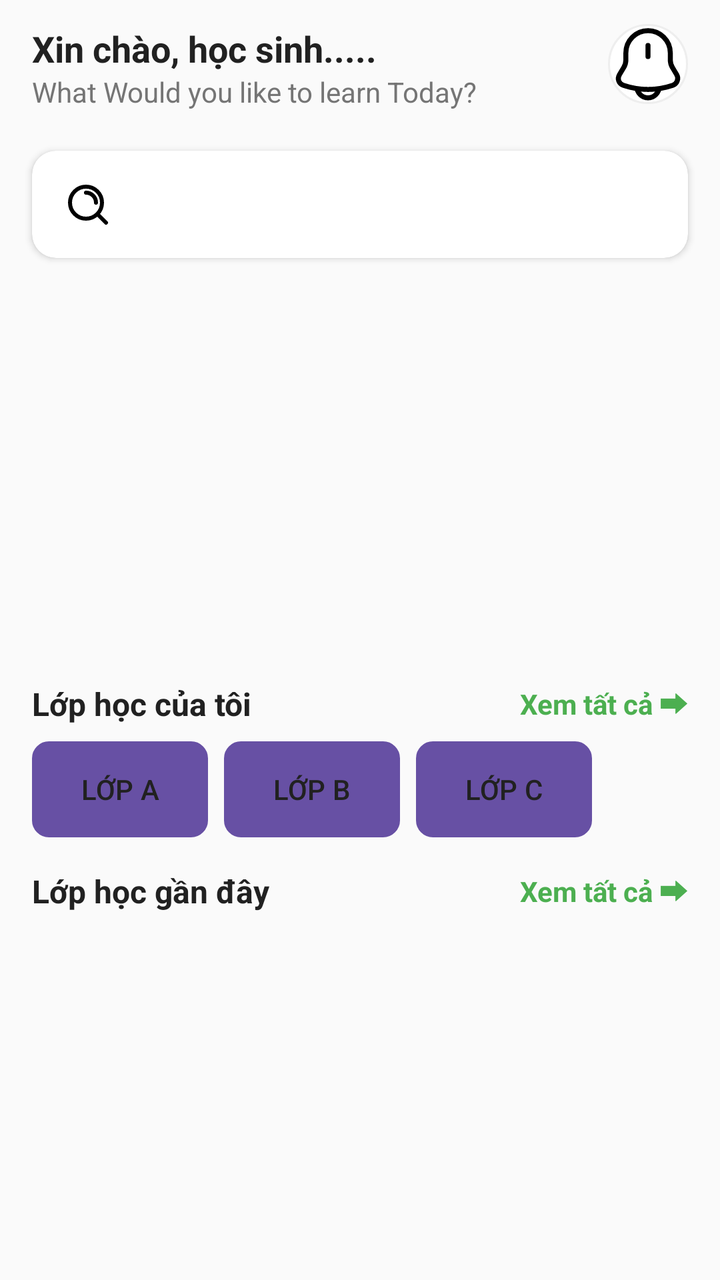
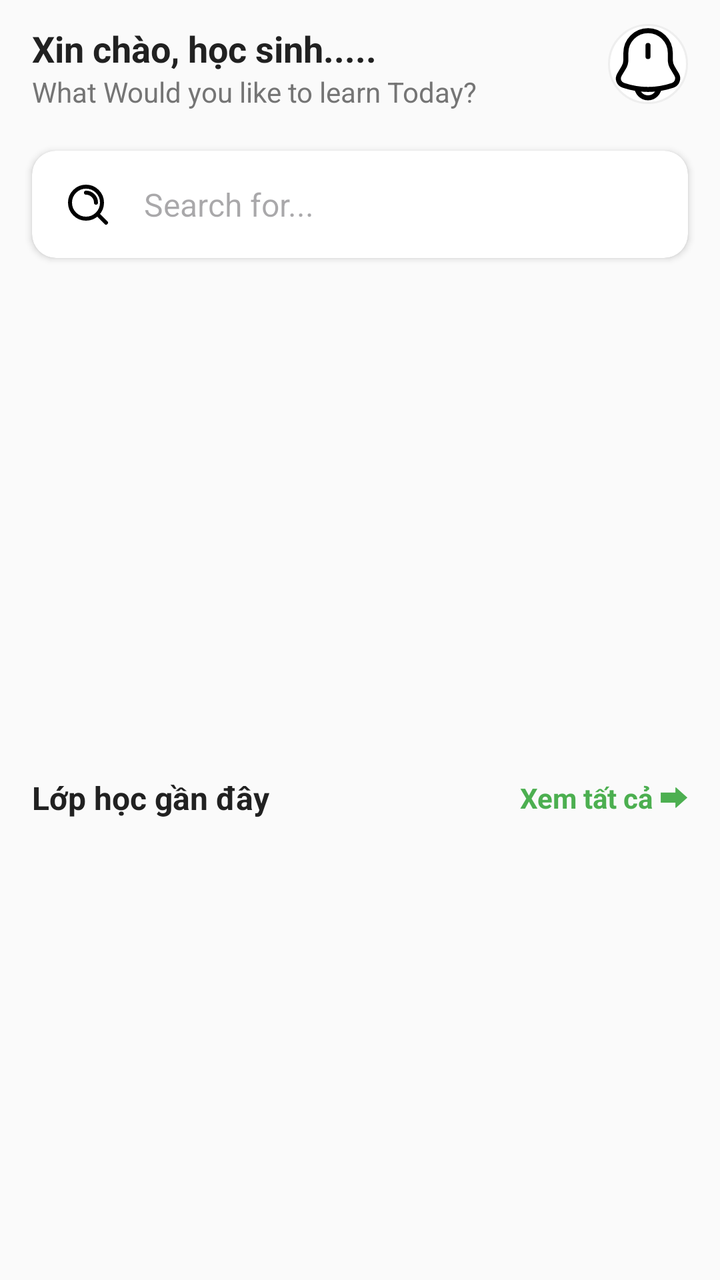

Screens rendered from an Android XML layout before and after an edit, with the pre-edit source and the edit as a unified diff.
<!-- AndroidManifest.xml: application theme Theme.Apphoctap -->
<!-- res/layout/fragment_dashboard_student.xml -->
<?xml version="1.0" encoding="utf-8"?>

<androidx.constraintlayout.widget.ConstraintLayout xmlns:android="http://schemas.android.com/apk/res/android"
    xmlns:app="http://schemas.android.com/apk/res-auto"
    xmlns:tools="http://schemas.android.com/tools"
    android:layout_width="match_parent"
    android:layout_height="match_parent"
    android:background="@color/background"
    tools:context=".view.student.home.HomeFragment"
    >

    
    <androidx.constraintlayout.widget.ConstraintLayout
        android:id="@+id/topBar"
        android:layout_width="match_parent"
        android:layout_height="wrap_content"
        android:paddingHorizontal="16dp"
        android:paddingVertical="12dp"
        app:layout_constraintTop_toTopOf="parent">

        <TextView
            android:id="@+id/tvGreeting"
            android:layout_width="0dp"
            android:layout_height="wrap_content"
            android:text="Xin chào, học sinh....."
            android:textColor="@color/text_primary"
            android:textSize="18sp"
            android:textStyle="bold"
            app:layout_constraintEnd_toStartOf="@+id/btnNotification"
            app:layout_constraintStart_toStartOf="parent"
            app:layout_constraintTop_toTopOf="parent" />

        <TextView
            android:id="@+id/tvSubGreeting"
            android:layout_width="0dp"
            android:layout_height="wrap_content"
            android:text="What Would you like to learn Today?"
            android:textColor="@color/text_secondary"
            android:textSize="14sp"
            app:layout_constraintEnd_toStartOf="@+id/btnNotification"
            app:layout_constraintStart_toStartOf="parent"
            app:layout_constraintTop_toBottomOf="@+id/tvGreeting" />

        <ImageButton
            android:id="@+id/btnNotification"
            android:layout_width="40dp"
            android:layout_height="40dp"
            android:background="@drawable/circle_button_background"
            android:contentDescription="Notifications"
            android:src="@drawable/ic_notification"
            app:layout_constraintEnd_toEndOf="parent"
            app:layout_constraintTop_toTopOf="parent"
            app:tint="@color/black"
            tools:ignore="TouchTargetSizeCheck" />

    </androidx.constraintlayout.widget.ConstraintLayout>

    
    <androidx.cardview.widget.CardView
        android:id="@+id/searchBar"
        android:layout_width="match_parent"
        android:layout_height="wrap_content"
        android:layout_marginHorizontal="16dp"
        android:layout_marginTop="8dp"
        app:cardCornerRadius="12dp"
        app:cardElevation="2dp"
        app:layout_constraintTop_toBottomOf="@id/topBar">

        <androidx.constraintlayout.widget.ConstraintLayout
            android:layout_width="match_parent"
            android:layout_height="wrap_content"
            android:padding="8dp">

            <ImageView
                android:id="@+id/ivSearch"
                android:layout_width="24dp"
                android:layout_height="24dp"
                android:layout_marginStart="8dp"
                android:src="@drawable/ic_search"
                app:layout_constraintBottom_toBottomOf="parent"
                app:layout_constraintStart_toStartOf="parent"
                app:layout_constraintTop_toTopOf="parent" />

            <EditText
                android:id="@+id/etSearch"
                android:layout_width="0dp"
                android:layout_height="wrap_content"
                android:layout_marginStart="8dp"
                android:background="@null"
                android:hint="Search for..."
                android:importantForAutofill="no"
                android:inputType="text"
                android:padding="8dp"
                android:textSize="16sp"
                app:layout_constraintBottom_toBottomOf="parent"
                app:layout_constraintEnd_toStartOf="parent"
                app:layout_constraintStart_toEndOf="@+id/ivSearch"
                app:layout_constraintTop_toTopOf="parent" />

        </androidx.constraintlayout.widget.ConstraintLayout>
    </androidx.cardview.widget.CardView>

    
    <androidx.viewpager2.widget.ViewPager2
        android:id="@+id/promotionSlider"
        android:layout_width="match_parent"
        android:layout_height="180dp"
        android:layout_marginHorizontal="16dp"
        android:layout_marginTop="16dp"
        app:layout_constraintTop_toBottomOf="@id/searchBar" />

    <com.google.android.material.tabs.TabLayout
        android:id="@+id/sliderIndicator"
        android:layout_width="wrap_content"
        android:layout_height="10dp"
        android:background="@android:color/transparent"
        app:tabBackground="@drawable/tab_selector"
        app:tabGravity="center"
        app:tabIndicatorHeight="0dp"
        app:tabMaxWidth="10dp"
        app:tabMinWidth="10dp"
        app:layout_constraintBottom_toBottomOf="@id/promotionSlider"
        app:layout_constraintEnd_toEndOf="parent"
        app:layout_constraintStart_toStartOf="parent" />

    <androidx.constraintlayout.widget.ConstraintLayout
        android:id="@+id/myClassesSection"
        android:layout_width="match_parent"
        android:layout_height="wrap_content"
        android:layout_marginTop="16dp"
        android:paddingHorizontal="16dp"
        app:layout_constraintTop_toBottomOf="@id/promotionSlider">

        <TextView
            android:id="@+id/tvMyClasses"
            android:layout_width="wrap_content"
            android:layout_height="wrap_content"
            android:text="Lớp học của tôi"
            android:textColor="@color/text_primary"
            android:textSize="16sp"
            android:textStyle="bold"
            app:layout_constraintStart_toStartOf="parent"
            app:layout_constraintTop_toTopOf="parent" />

        <TextView
            android:id="@+id/tvSeeAll"
            android:layout_width="wrap_content"
            android:layout_height="wrap_content"
            android:text="Xem tất cả ⮕"
            android:textColor="@color/primary"
            android:textSize="14sp"
            android:textStyle="bold"
            app:layout_constraintEnd_toEndOf="parent"
            app:layout_constraintTop_toTopOf="parent" />

        <HorizontalScrollView
            android:id="@+id/myClassesScroll"
            android:layout_width="match_parent"
            android:layout_height="wrap_content"
            android:layout_marginTop="8dp"
            android:scrollbars="none"
            app:layout_constraintTop_toBottomOf="@id/tvMyClasses">

            <LinearLayout
                android:layout_width="wrap_content"
                android:layout_height="wrap_content"
                android:orientation="horizontal">

                <Button
                    android:id="@+id/btnClassA"
                    android:layout_width="wrap_content"
                    android:layout_height="wrap_content"
                    android:layout_marginEnd="8dp"
                    android:background="@drawable/button_outline_background"
                    android:text="LỚP A"
                    android:textColor="@color/text_primary" />

                <Button
                    android:id="@+id/btnClassB"
                    android:layout_width="wrap_content"
                    android:layout_height="wrap_content"
                    android:layout_marginEnd="8dp"
                    android:background="@drawable/button_outline_background"
                    android:text="LỚP B"
                    android:textColor="@color/text_primary" />

                <Button
                    android:id="@+id/btnClassC"
                    android:layout_width="wrap_content"
                    android:layout_height="wrap_content"
                    android:background="@drawable/button_outline_background"
                    android:text="LỚP C"
                    android:textColor="@color/text_primary" />

            </LinearLayout>
        </HorizontalScrollView>

    </androidx.constraintlayout.widget.ConstraintLayout>

    
    <androidx.constraintlayout.widget.ConstraintLayout
        android:id="@+id/nearbyClassesSection"
        android:layout_width="match_parent"
        android:layout_height="wrap_content"
        android:layout_marginTop="16dp"
        android:paddingHorizontal="16dp"
        app:layout_constraintTop_toBottomOf="@id/myClassesSection">

        <TextView
            android:id="@+id/tvNearbyClasses"
            android:layout_width="wrap_content"
            android:layout_height="wrap_content"
            android:text="Lớp học gần đây"
            android:textColor="@color/text_primary"
            android:textSize="16sp"
            android:textStyle="bold"
            app:layout_constraintStart_toStartOf="parent"
            app:layout_constraintTop_toTopOf="parent" />

        <TextView
            android:id="@+id/tvSeeAllNearby"
            android:layout_width="wrap_content"
            android:layout_height="wrap_content"
            android:text="Xem tất cả ⮕"
            android:textColor="@color/primary"
            android:textSize="14sp"
            android:textStyle="bold"
            app:layout_constraintEnd_toEndOf="parent"
            app:layout_constraintTop_toTopOf="parent" />

        <androidx.recyclerview.widget.RecyclerView
            android:id="@+id/rvNearbyClasses"
            android:layout_width="match_parent"
            android:layout_height="wrap_content"
            android:layout_marginTop="12dp"
            android:orientation="horizontal"
            app:layoutManager="androidx.recyclerview.widget.LinearLayoutManager"
            app:layout_constraintTop_toBottomOf="@+id/tvNearbyClasses"
            tools:layout_editor_absoluteX="16dp"
            tools:listitem="@layout/item_class" />
    </androidx.constraintlayout.widget.ConstraintLayout>


</androidx.constraintlayout.widget.ConstraintLayout>
<!-- res/layout/item_class.xml (included above) -->
<?xml version="1.0" encoding="utf-8"?>

<androidx.cardview.widget.CardView xmlns:android="http://schemas.android.com/apk/res/android"
    xmlns:app="http://schemas.android.com/apk/res-auto"
    android:layout_width="220dp"
    android:layout_height="wrap_content"
    android:layout_margin="8dp"
    app:cardCornerRadius="12dp"
    app:cardElevation="2dp">

    <LinearLayout
        android:layout_width="match_parent"
        android:layout_height="wrap_content"
        android:orientation="vertical">

        <ImageView
            android:id="@+id/ivClassImage"
            android:layout_width="match_parent"
            android:layout_height="120dp"
            android:scaleType="centerCrop"
            />

        <LinearLayout
            android:layout_width="match_parent"
            android:layout_height="wrap_content"
            android:orientation="vertical"
            android:padding="12dp">

            <TextView
                android:id="@+id/tvClassCategory"
                android:layout_width="wrap_content"
                android:layout_height="wrap_content"
                android:text="MOTA"
                android:textColor="@color/accent"
                android:textSize="12sp"
                android:textStyle="bold" />

            <TextView
                android:id="@+id/tvClassName"
                android:layout_width="match_parent"
                android:layout_height="wrap_content"
                android:layout_marginTop="4dp"
                android:text="LỚP A"
                android:textColor="@color/text_primary"
                android:textSize="16sp"
                android:textStyle="bold" />

            <LinearLayout
                android:layout_width="match_parent"
                android:layout_height="wrap_content"
                android:layout_marginTop="8dp"
                android:orientation="horizontal">

                <TextView
                    android:id="@+id/tvClassPrice"
                    android:layout_width="wrap_content"
                    android:layout_height="wrap_content"
                    android:text="$99"
                    android:textColor="@color/text_primary"
                    android:textSize="16sp"
                    android:textStyle="bold" />

                <View
                    android:layout_width="1dp"
                    android:layout_height="match_parent"
                    android:layout_marginHorizontal="8dp"
                    android:background="@color/divider" />

                <ImageView
                    android:layout_width="16dp"
                    android:layout_height="16dp"
                    android:layout_gravity="center_vertical"
                    app:tint="@color/yellow" />

                <TextView
                    android:id="@+id/tvClassRating"
                    android:layout_width="wrap_content"
                    android:layout_height="wrap_content"
                    android:layout_marginStart="4dp"
                    android:text="4.2"
                    android:textColor="@color/text_primary"
                    android:textSize="14sp" />

                <View
                    android:layout_width="1dp"
                    android:layout_height="match_parent"
                    android:layout_marginHorizontal="8dp"
                    android:background="@color/divider" />

                <TextView
                    android:id="@+id/tvClassStudents"
                    android:layout_width="wrap_content"
                    android:layout_height="wrap_content"
                    android:text="7830 Std"
                    android:textColor="@color/text_secondary"
                    android:textSize="12sp" />

            </LinearLayout>
        </LinearLayout>
    </LinearLayout>
</androidx.cardview.widget.CardView>
<!-- resources referenced by this layout -->
<resources>
  <color name="accent">#8BC34A</color>
  <color name="background">#FAFAFA</color>
  <color name="black">#000000</color>
  <color name="divider">#EEEEEE</color>
  <color name="primary">#4CAF50</color>
  <color name="text_primary">#212121</color>
  <color name="text_secondary">#757575</color>
  <color name="yellow">#FFC107</color>
  <!-- drawable button_outline_background (drawable) -->
  <shape xmlns:android="http://schemas.android.com/apk/res/android">
      <corners android:radius="8dp" />
      <stroke
          android:width="1dp"
          android:color="@color/divider" />
  </shape>
  <!-- drawable circle_button_background (drawable) -->
  <shape xmlns:android="http://schemas.android.com/apk/res/android"
      android:shape="oval">
      <stroke
          android:width="1dp"
          android:color="@color/divider" />
      <solid android:color="@android:color/white" />
  </shape>
  <!-- drawable ic_search (drawable) -->
  <vector xmlns:android="http://schemas.android.com/apk/res/android"
      android:width="40dp"
      android:height="40dp"
      android:viewportWidth="24"
      android:viewportHeight="24">
    <path
        android:pathData="M11,6C13.761,6 16,8.239 16,11M16.659,16.655L21,21M19,11C19,15.418 15.418,19 11,19C6.582,19 3,15.418 3,11C3,6.582 6.582,3 11,3C15.418,3 19,6.582 19,11Z"
        android:strokeLineJoin="round"
        android:strokeWidth="2"
        android:fillColor="#00000000"
        android:strokeColor="#000000"
        android:strokeLineCap="round"/>
  </vector>
  <!-- drawable tab_selector (drawable) -->
  <?xml version="1.0" encoding="utf-8"?>
  
  <selector xmlns:android="http://schemas.android.com/apk/res/android">
      <item android:drawable="@drawable/tab_indicator_selected" android:state_selected="true" />
      <item android:drawable="@drawable/tab_indicator_default" />
  </selector>
  <style name="Theme.Apphoctap" parent="Base.Theme.Apphoctap" />
  <!-- drawable tab_indicator_selected (drawable) -->
  <?xml version="1.0" encoding="utf-8"?>
  
  <shape xmlns:android="http://schemas.android.com/apk/res/android"
      android:shape="oval">
      <solid android:color="@color/primary" />
      <size android:width="8dp" android:height="8dp" />
  </shape>
  <!-- drawable tab_indicator_default (drawable) -->
  <shape xmlns:android="http://schemas.android.com/apk/res/android"
      android:shape="oval">
      <solid android:color="@color/divider" />
      <size android:width="8dp" android:height="8dp" />
  </shape>
  <style name="Base.Theme.Apphoctap" parent="Theme.Material3.DayNight.NoActionBar">
          
          
          <item name="popupMenuStyle">@style/RoundedPopupMenu</item>
      </style>
  <style name="RoundedPopupMenu" parent="Widget.AppCompat.PopupMenu">
          <item name="android:popupBackground">@drawable/rounded_popup_background</item>
      </style>
  <!-- drawable rounded_popup_background (drawable) -->
  <shape xmlns:android="http://schemas.android.com/apk/res/android">
      <solid android:color="#FFFFFF" />
      <corners android:radius="12dp" />
      <stroke android:width="1dp" android:color="#E0E0E0" />
  </shape>
  <!-- unchanged entries left out for length: 1 -->
</resources>

<!-- the commit's change to res/layout/fragment_dashboard_student.xml (unified diff, before → after) -->
@@ -93,49 +93,54 @@
                 android:padding="8dp"
                 android:textSize="16sp"
                 app:layout_constraintBottom_toBottomOf="parent"
-                app:layout_constraintEnd_toStartOf="parent"
-                app:layout_constraintStart_toEndOf="@+id/ivSearch"
+                app:layout_constraintEnd_toEndOf="parent"
+                app:layout_constraintStart_toEndOf="@id/ivSearch"
                 app:layout_constraintTop_toTopOf="parent" />
-
         </androidx.constraintlayout.widget.ConstraintLayout>
+
     </androidx.cardview.widget.CardView>
 
     
     <androidx.viewpager2.widget.ViewPager2
         android:id="@+id/promotionSlider"
-        android:layout_width="match_parent"
-        android:layout_height="180dp"
+        android:layout_width="0dp"
+        android:layout_height="220dp"
         android:layout_marginHorizontal="16dp"
         android:layout_marginTop="16dp"
-        app:layout_constraintTop_toBottomOf="@id/searchBar" />
+        app:layout_constraintTop_toBottomOf="@id/searchBar"
+        app:layout_constraintStart_toStartOf="parent"
+        app:layout_constraintEnd_toEndOf="parent"/>
 
     <com.google.android.material.tabs.TabLayout
         android:id="@+id/sliderIndicator"
-        android:layout_width="wrap_content"
-        android:layout_height="10dp"
+        android:layout_width="match_parent"
+        android:layout_height="7dp"
         android:background="@android:color/transparent"
+        app:layout_constraintEnd_toEndOf="parent"
+        app:layout_constraintHorizontal_bias="0.0"
+        app:layout_constraintStart_toStartOf="parent"
+        app:layout_constraintTop_toBottomOf="@id/promotionSlider"
         app:tabBackground="@drawable/tab_selector"
         app:tabGravity="center"
         app:tabIndicatorHeight="0dp"
         app:tabMaxWidth="10dp"
-        app:tabMinWidth="10dp"
-        app:layout_constraintBottom_toBottomOf="@id/promotionSlider"
-        app:layout_constraintEnd_toEndOf="parent"
-        app:layout_constraintStart_toStartOf="parent" />
-
+        app:tabMinWidth="10dp" />
+
+
+    
     <androidx.constraintlayout.widget.ConstraintLayout
-        android:id="@+id/myClassesSection"
+        android:id="@+id/nearbyClassesSection"
         android:layout_width="match_parent"
         android:layout_height="wrap_content"
         android:layout_marginTop="16dp"
         android:paddingHorizontal="16dp"
-        app:layout_constraintTop_toBottomOf="@id/promotionSlider">
-
-        <TextView
-            android:id="@+id/tvMyClasses"
+        app:layout_constraintTop_toBottomOf="@id/sliderIndicator">
+
+        <TextView
+            android:id="@+id/tvNearbyClasses"
             android:layout_width="wrap_content"
             android:layout_height="wrap_content"
-            android:text="Lớp học của tôi"
+            android:text="Lớp học gần đây"
             android:textColor="@color/text_primary"
             android:textSize="16sp"
             android:textStyle="bold"
@@ -143,7 +148,7 @@
             app:layout_constraintTop_toTopOf="parent" />
 
         <TextView
-            android:id="@+id/tvSeeAll"
+            android:id="@+id/tvSeeAllNearby"
             android:layout_width="wrap_content"
             android:layout_height="wrap_content"
             android:text="Xem tất cả ⮕"
@@ -153,80 +158,13 @@
             app:layout_constraintEnd_toEndOf="parent"
             app:layout_constraintTop_toTopOf="parent" />
 
-        <HorizontalScrollView
-            android:id="@+id/myClassesScroll"
-            android:layout_width="match_parent"
-            android:layout_height="wrap_content"
-            android:layout_marginTop="8dp"
-            android:scrollbars="none"
-            app:layout_constraintTop_toBottomOf="@id/tvMyClasses">
-
-            <LinearLayout
-                android:layout_width="wrap_content"
-                android:layout_height="wrap_content"
-                android:orientation="horizontal">
-
-                <Button
-                    android:id="@+id/btnClassA"
-                    android:layout_width="wrap_content"
-                    android:layout_height="wrap_content"
-                    android:layout_marginEnd="8dp"
-                    android:background="@drawable/button_outline_background"
-                    android:text="LỚP A"
-                    android:textColor="@color/text_primary" />
-
-                <Button
-                    android:id="@+id/btnClassB"
-                    android:layout_width="wrap_content"
-                    android:layout_height="wrap_content"
-                    android:layout_marginEnd="8dp"
-                    android:background="@drawable/button_outline_background"
-                    android:text="LỚP B"
-                    android:textColor="@color/text_primary" />
-
-                <Button
-                    android:id="@+id/btnClassC"
-                    android:layout_width="wrap_content"
-                    android:layout_height="wrap_content"
-                    android:background="@drawable/button_outline_background"
-                    android:text="LỚP C"
-                    android:textColor="@color/text_primary" />
-
-            </LinearLayout>
-        </HorizontalScrollView>
-
-    </androidx.constraintlayout.widget.ConstraintLayout>
-
-    
-    <androidx.constraintlayout.widget.ConstraintLayout
-        android:id="@+id/nearbyClassesSection"
-        android:layout_width="match_parent"
-        android:layout_height="wrap_content"
-        android:layout_marginTop="16dp"
-        android:paddingHorizontal="16dp"
-        app:layout_constraintTop_toBottomOf="@id/myClassesSection">
-
-        <TextView
-            android:id="@+id/tvNearbyClasses"
-            android:layout_width="wrap_content"
-            android:layout_height="wrap_content"
-            android:text="Lớp học gần đây"
-            android:textColor="@color/text_primary"
-            android:textSize="16sp"
-            android:textStyle="bold"
-            app:layout_constraintStart_toStartOf="parent"
-            app:layout_constraintTop_toTopOf="parent" />
-
-        <TextView
-            android:id="@+id/tvSeeAllNearby"
-            android:layout_width="wrap_content"
-            android:layout_height="wrap_content"
-            android:text="Xem tất cả ⮕"
-            android:textColor="@color/primary"
-            android:textSize="14sp"
-            android:textStyle="bold"
-            app:layout_constraintEnd_toEndOf="parent"
-            app:layout_constraintTop_toTopOf="parent" />
+        <ProgressBar
+            android:id="@+id/progressBar"
+            android:layout_width="match_parent"
+            android:layout_height="wrap_content"
+            android:layout_margin="10dp"
+            app:layout_constraintTop_toBottomOf="@+id/tvSeeAllNearby"
+            />
 
         <androidx.recyclerview.widget.RecyclerView
             android:id="@+id/rvNearbyClasses"
@@ -235,7 +173,7 @@
             android:layout_marginTop="12dp"
             android:orientation="horizontal"
             app:layoutManager="androidx.recyclerview.widget.LinearLayoutManager"
-            app:layout_constraintTop_toBottomOf="@+id/tvNearbyClasses"
+            app:layout_constraintTop_toBottomOf="@+id/progressBar"
             tools:layout_editor_absoluteX="16dp"
             tools:listitem="@layout/item_class" />
     </androidx.constraintlayout.widget.ConstraintLayout>
@@ -272,7 +210,7 @@
             android:padding="12dp">
 
             <TextView
-                android:id="@+id/tvClassCategory"
+                android:id="@+id/tv_description"
                 android:layout_width="wrap_content"
                 android:layout_height="wrap_content"
                 android:text="MOTA"
@@ -297,48 +235,23 @@
                 android:orientation="horizontal">
 
                 <TextView
-                    android:id="@+id/tvClassPrice"
+                    android:id="@+id/tv_Tieude"
                     android:layout_width="wrap_content"
                     android:layout_height="wrap_content"
-                    android:text="$99"
+                    android:text="GV: "
                     android:textColor="@color/text_primary"
                     android:textSize="16sp"
-                    android:textStyle="bold" />
-
-                <View
-                    android:layout_width="1dp"
-                    android:layout_height="match_parent"
-                    android:layout_marginHorizontal="8dp"
-                    android:background="@color/divider" />
-
-                <ImageView
-                    android:layout_width="16dp"
-                    android:layout_height="16dp"
-                    android:layout_gravity="center_vertical"
-                    app:tint="@color/yellow" />
-
+                    android:textStyle="bold"
+                     />
                 <TextView
-                    android:id="@+id/tvClassRating"
+                    android:id="@+id/tv_tengiangvien"
                     android:layout_width="wrap_content"
                     android:layout_height="wrap_content"
-                    android:layout_marginStart="4dp"
-                    android:text="4.2"
-                    android:textColor="@color/text_primary"
-                    android:textSize="14sp" />
-
-                <View
-                    android:layout_width="1dp"
-                    android:layout_height="match_parent"
-                    android:layout_marginHorizontal="8dp"
-                    android:background="@color/divider" />
-
-                <TextView
-                    android:id="@+id/tvClassStudents"
-                    android:layout_width="wrap_content"
-                    android:layout_height="wrap_content"
-                    android:text="7830 Std"
+                    android:text="Nguyễn Văn A"
                     android:textColor="@color/text_secondary"
-                    android:textSize="12sp" />
+                    android:textSize="12sp"
+                    android:textStyle="bold"
+                    android:layout_marginStart="10sp"/>
 
             </LinearLayout>
         </LinearLayout>
<!-- resource entries referenced after the edit -->
@@ -7,14 +7,6 @@
   <color name="primary">#4CAF50</color>
   <color name="text_primary">#212121</color>
   <color name="text_secondary">#757575</color>
-  <color name="yellow">#FFC107</color>
-  <!-- drawable button_outline_background (drawable) -->
-  <shape xmlns:android="http://schemas.android.com/apk/res/android">
-      <corners android:radius="8dp" />
-      <stroke
-          android:width="1dp"
-          android:color="@color/divider" />
-  </shape>
   <!-- drawable circle_button_background (drawable) -->
   <shape xmlns:android="http://schemas.android.com/apk/res/android"
       android:shape="oval">
@@ -38,27 +30,21 @@
         android:strokeLineCap="round"/>
   </vector>
   <!-- drawable tab_selector (drawable) -->
-  <?xml version="1.0" encoding="utf-8"?>
-  
   <selector xmlns:android="http://schemas.android.com/apk/res/android">
-      <item android:drawable="@drawable/tab_indicator_selected" android:state_selected="true" />
-      <item android:drawable="@drawable/tab_indicator_default" />
+      <item android:state_selected="true">
+          <shape android:shape="oval">
+              <size android:width="12dp" android:height="12dp" />
+              <solid android:color="#FF4081" />
+          </shape>
+      </item>
+      <item>
+          <shape android:shape="oval">
+              <size android:width="8dp" android:height="8dp" />
+              <solid android:color="#C0C0C0" />
+          </shape>
+      </item>
   </selector>
   <style name="Theme.Apphoctap" parent="Base.Theme.Apphoctap" />
-  <!-- drawable tab_indicator_selected (drawable) -->
-  <?xml version="1.0" encoding="utf-8"?>
-  
-  <shape xmlns:android="http://schemas.android.com/apk/res/android"
-      android:shape="oval">
-      <solid android:color="@color/primary" />
-      <size android:width="8dp" android:height="8dp" />
-  </shape>
-  <!-- drawable tab_indicator_default (drawable) -->
-  <shape xmlns:android="http://schemas.android.com/apk/res/android"
-      android:shape="oval">
-      <solid android:color="@color/divider" />
-      <size android:width="8dp" android:height="8dp" />
-  </shape>
   <style name="Base.Theme.Apphoctap" parent="Theme.Material3.DayNight.NoActionBar">
           
           
